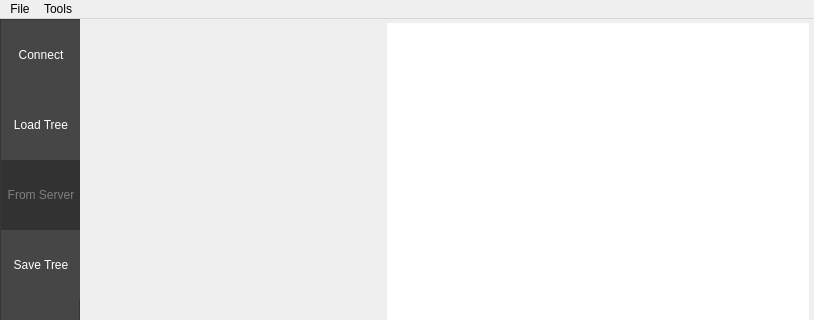
Before: the Qt Designer form bt_editor/mainwindow.ui in BehaviorTree/Groot, drawn with Qt 5; both pictures show x 0 to 814 and y 0 to 320 of the 814 by 788 pixel window.
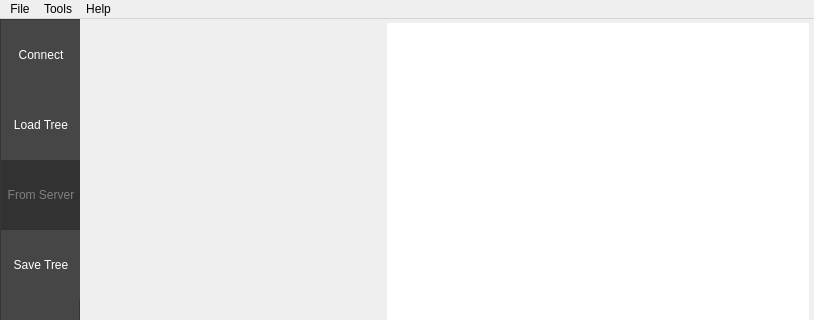
After: the same form once the commit is applied. Icons and pictures are not drawn.

Commit message: Added Help->About dialog

```diff
--- a/bt_editor/mainwindow.ui
+++ b/bt_editor/mainwindow.ui
@@ -767,8 +767,16 @@
     </widget>
     <addaction name="menuSwitch_To"/>
    </widget>
+   <widget class="QMenu" name="menuHelp">
+    <property name="title">
+     <string>Help</string>
+    </property>
+    <addaction name="actionReportIssue"/>
+    <addaction name="actionAbout"/>
+   </widget>
    <addaction name="menuLoad"/>
    <addaction name="menuMode"/>
+   <addaction name="menuHelp"/>
   </widget>
   <action name="actionLoad">
    <property name="text">
```
Left out of the diff: 10 changed lines with no effect on the pictures. The commit also changes 4 other files.
